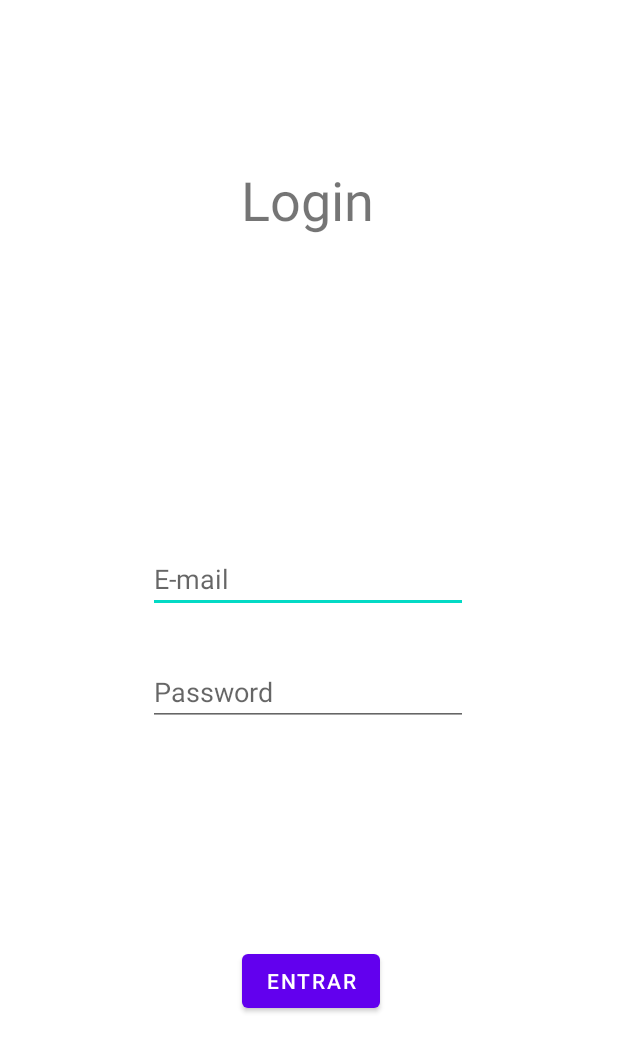
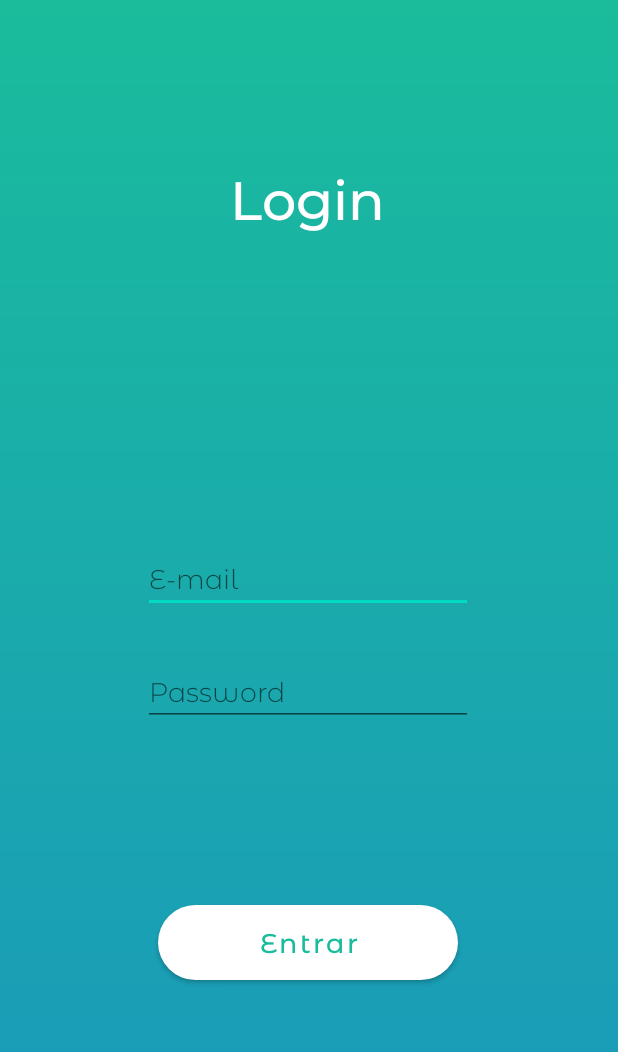
Before and after one commit to DanyaOC/PropuestaProyecto, an Android app: the layout fragment_login.xml on its own in the app's theme, with its tools: preview values and no code run, on a phone screen of 412 x 824 dp. Shown: the top 1052 px of the screen. Run offline under Robolectric (Android 15) with nearby library versions, the phone set to English and light mode, and no system bars.

Commit message:
Commit con diseño en login

```diff
--- a/app/src/main/java/edu/itesm/propuestaproyecto/HomeActivity.kt
+++ b/app/src/main/java/edu/itesm/propuestaproyecto/HomeActivity.kt
@@ -7,7 +7,7 @@ import android.os.Handler
 import android.view.WindowManager
 
 class HomeActivity : AppCompatActivity() {
-    override fun onCreate(savedInstanceState: Bundle?) {
+    override fun onCreate(savedInstanceState: Bundle?){
         super.onCreate(savedInstanceState)
         setContentView(R.layout.activity_home)
         window.setFlags(
--- a/app/src/main/java/edu/itesm/propuestaproyecto/Login.kt
+++ b/app/src/main/java/edu/itesm/propuestaproyecto/Login.kt
@@ -6,6 +6,7 @@ import android.view.LayoutInflater
 import android.view.View
 import android.view.ViewGroup
 import androidx.navigation.findNavController
+import kotlinx.android.synthetic.*
 import kotlinx.android.synthetic.main.fragment_login.*
 
 // TODO: Rename parameter arguments, choose names that match
@@ -18,10 +19,13 @@ private const val ARG_PARAM2 = "param2"
  * Use the [Login.newInstance] factory method to
  * create an instance of this fragment.
  */
+
 class Login : Fragment() {
     // TODO: Rename and change types of parameters
     private var param1: String? = null
     private var param2: String? = null
+
+
 
     override fun onCreate(savedInstanceState: Bundle?) {
         super.onCreate(savedInstanceState)
@@ -29,6 +33,7 @@ class Login : Fragment() {
             param1 = it.getString(ARG_PARAM1)
             param2 = it.getString(ARG_PARAM2)
         }
+
     }
 
     override fun onCreateView(
--- /dev/null
+++ b/app/src/main/res/drawable/bggreen.xml
@@ -0,0 +1,11 @@
+<?xml version="1.0" encoding="utf-8"?>
+<shape xmlns:android="http://schemas.android.com/apk/res/android">
+    <gradient
+        android:startColor="#1abc9c"
+        android:endColor="#1A97BC"
+        android:angle="270"
+        />
+    <corners
+        android:radius="0dp"
+        />
+</shape>
--- /dev/null
+++ b/app/src/main/res/drawable/bgwhite.xml
@@ -0,0 +1,10 @@
+<?xml version="1.0" encoding="utf-8"?>
+<shape xmlns:android="http://schemas.android.com/apk/res/android">
+    <solid
+        android:color="#FFF"
+        />
+    <corners
+        android:radius="200dp"
+        />
+
+</shape>
--- /dev/null
+++ b/app/src/main/res/font/myfontsprior.xml
@@ -0,0 +1,6 @@
+<?xml version="1.0" encoding="utf-8"?>
+<font-family xmlns:android="http://schemas.android.com/apk/res/android">
+    <font
+        android:font="@font/mm"
+        />
+</font-family>
--- a/app/src/main/res/layout/fragment_login.xml
+++ b/app/src/main/res/layout/fragment_login.xml
@@ -3,17 +3,20 @@
     xmlns:app="http://schemas.android.com/apk/res-auto"
     xmlns:tools="http://schemas.android.com/tools"
     android:id="@+id/frameLayout"
+    android:elevation="3dp"
     android:layout_width="match_parent"
     android:layout_height="match_parent"
+    android:background="@drawable/bggreen"
     tools:context=".Login">
-
 
     <TextView
         android:id="@+id/textView"
         android:layout_width="wrap_content"
         android:layout_height="wrap_content"
         android:text="Login"
+        android:textColor="#FFF"
         android:textSize="36sp"
+        android:fontFamily="@font/mm"
         app:layout_constraintBottom_toBottomOf="parent"
         app:layout_constraintEnd_toStartOf="@+id/guideline4"
         app:layout_constraintStart_toStartOf="@+id/guideline3"
@@ -26,7 +29,9 @@
         android:layout_height="wrap_content"
         android:ems="10"
         android:hint="E-mail"
+        android:textColor="#FFF"
         android:inputType="textEmailAddress"
+        android:fontFamily="@font/ml"
         app:layout_constraintBottom_toTopOf="@+id/editTextTextPassword"
         app:layout_constraintEnd_toStartOf="@+id/guideline4"
         app:layout_constraintStart_toStartOf="@+id/guideline3"
@@ -40,22 +45,14 @@
         android:layout_marginBottom="340dp"
         android:ems="10"
         android:hint="Password"
+        android:textColor="#FFF"
+        android:fontFamily="@font/ml"
         android:inputType="textPassword"
         app:layout_constraintBottom_toBottomOf="parent"
         app:layout_constraintEnd_toEndOf="@+id/editTextTextEmailAddress"
         app:layout_constraintHorizontal_bias="0.0"
         app:layout_constraintStart_toStartOf="@+id/editTextTextEmailAddress" />
 
-    <Button
-        android:id="@+id/boton_login"
-        android:layout_width="wrap_content"
-        android:layout_height="wrap_content"
-        android:text="Entrar"
-        app:layout_constraintBottom_toBottomOf="parent"
-        app:layout_constraintEnd_toStartOf="@+id/guideline4"
-        app:layout_constraintHorizontal_bias="0.514"
-        app:layout_constraintStart_toStartOf="@+id/guideline3"
-        app:layout_constraintTop_toBottomOf="@+id/editTextTextPassword" />
 
     <androidx.constraintlayout.widget.Guideline
         android:id="@+id/guideline2"
@@ -77,4 +74,25 @@
         android:orientation="vertical"
         app:layout_constraintGuide_begin="336dp" />
 
+    <Button
+        android:id="@+id/boton_login"
+        android:elevation="7dp"
+        android:layout_width="200dp"
+        android:layout_height="50dp"
+        android:layout_marginBottom="52dp"
+        android:layout_marginEnd="8dp"
+        android:layout_marginStart="8dp"
+        android:background="@drawable/bgwhite"
+        android:fontFamily="@font/mm"
+        android:text="Entrar"
+        android:textAllCaps="false"
+        android:textColor="#1abc9c"
+        android:textSize="18dp"
+        app:layout_constraintBottom_toBottomOf="parent"
+        app:layout_constraintEnd_toStartOf="@+id/guideline4"
+        app:layout_constraintHorizontal_bias="0.514"
+        app:layout_constraintStart_toStartOf="@+id/guideline3"
+        app:layout_constraintTop_toBottomOf="@+id/editTextTextPassword" />
+
+
 </androidx.constraintlayout.widget.ConstraintLayout>
--- a/app/src/main/res/values/colors.xml
+++ b/app/src/main/res/values/colors.xml
@@ -2,7 +2,7 @@
 <resources>
     <color name="purple_200">#FFBB86FC</color>
     <color name="purple_500">#FF6200EE</color>
-    <color name="purple_700">#FF3700B3</color>
+    <color name="purple_700">#131735</color>
     <color name="teal_200">#FF03DAC5</color>
     <color name="teal_700">#FF018786</color>
     <color name="black">#FF000000</color>
--- a/app/src/main/res/values/themes.xml
+++ b/app/src/main/res/values/themes.xml
@@ -1,9 +1,9 @@
 <resources xmlns:tools="http://schemas.android.com/tools">
     <!-- Base application theme. -->
-    <style name="Theme.PropuestaProyecto" parent="Theme.MaterialComponents.DayNight.DarkActionBar">
+    <style name="Theme.PropuestaProyecto" parent="Theme.MaterialComponents.DayNight.NoActionBar">
         <!-- Primary brand color. -->
-        <item name="colorPrimary">@color/purple_500</item>
-        <item name="colorPrimaryVariant">@color/purple_700</item>
+        <item name="colorPrimary">#FFF</item>
+        <item name="colorPrimaryVariant">#1abc9c</item>
         <item name="colorOnPrimary">@color/white</item>
         <!-- Secondary brand color. -->
         <item name="colorSecondary">@color/teal_200</item>
```
Also changed, not shown: app/src/main/res/drawable/bgblue.xml (added, +11 -0 lines), app/src/main/res/drawable/bgorange.xml (added, +11 -0 lines), app/src/main/res/drawable/bgpurple.xml (added, +11 -0 lines), app/src/main/res/layout/activity_home.xml (+9 -3 lines), app/src/main/res/font/ml.ttf (added), app/src/main/res/font/mm.ttf (added).
